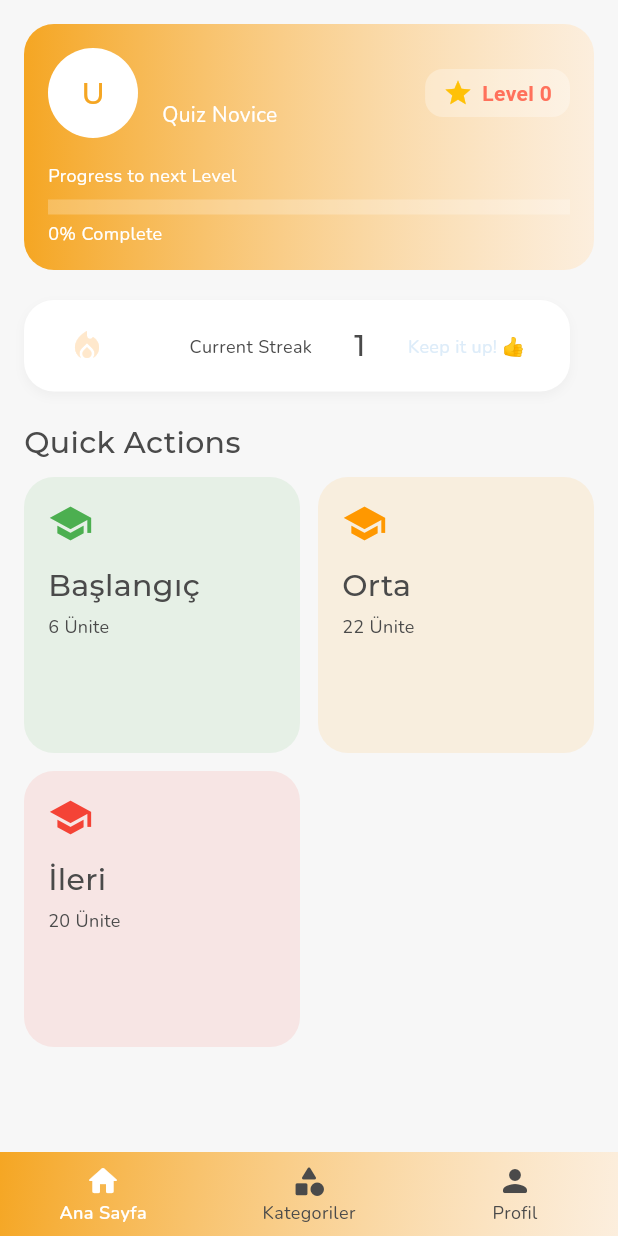
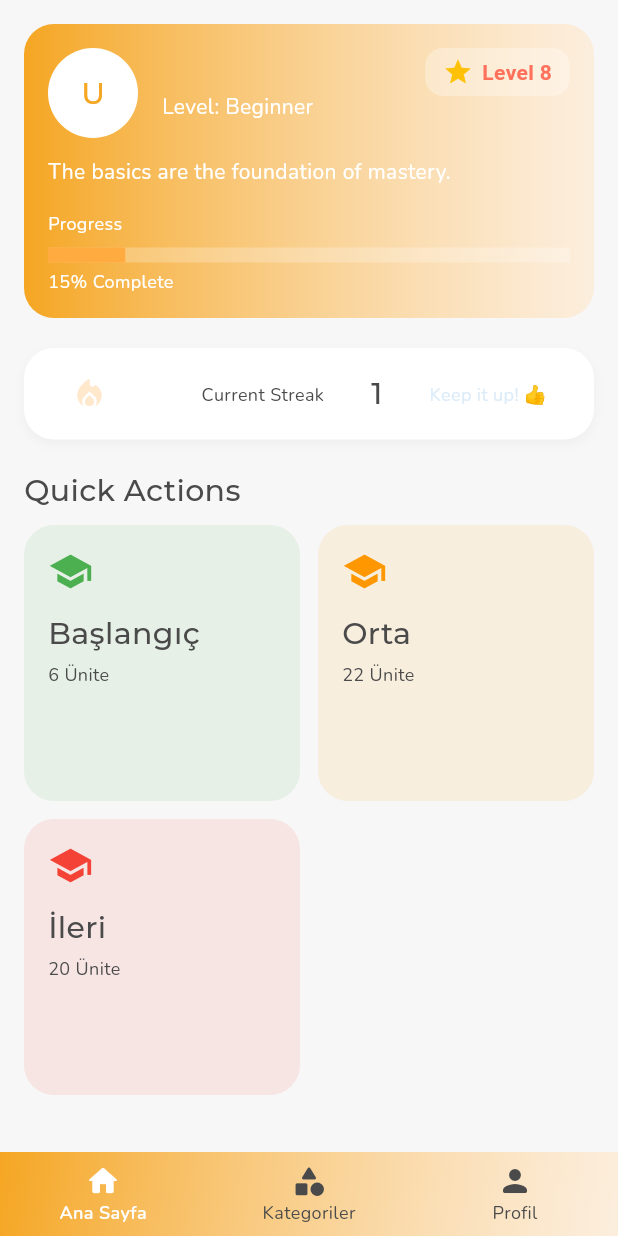
Before and after one commit to selinguz/prepWords, a Flutter app: the HomePage screen opened by its route, on a phone screen of 412 x 824 dp. Run offline on Flutter 3.47's test engine with Material 3 defaults, Android fonts, the phone set to English and light mode, and no system bars; our stand-ins replace auto_size_text, cloud_firestore, firebase_auth, firebase_core, shared_preferences; missing offline and left inert: flutter_flip_card; accounts and stored records are empty.

Commit message:
anasayfadaki progress ve level mantığı çalışıldı, hesaplamalar dahil edildi

```diff
--- /dev/null
+++ b/lib/data/level_data.dart
@@ -0,0 +1,66 @@
+class LevelData {
+  static const Map<String, Map<String, String>> levels = {
+    "Explorer": {
+      "range": "0-6",
+      "motto": "Every big journey starts with a single word."
+    },
+    "Beginner": {
+      "range": "7-12",
+      "motto": "The basics are the foundation of mastery."
+    },
+    "Learner": {
+      "range": "13-18",
+      "motto": "Step by step, you’re building strong skills."
+    },
+    "Adventurer": {
+      "range": "19-24",
+      "motto": "Your curiosity takes you further every day."
+    },
+    "Skilled": {
+      "range": "25-30",
+      "motto": "Practice turns knowledge into power."
+    },
+    "Advanced": {
+      "range": "31-36",
+      "motto": "You’ve come far — keep aiming higher."
+    },
+    "Expert": {
+      "range": "37-42",
+      "motto": "Your skills inspire others — you’re almost there."
+    },
+    "Master": {
+      "range": "43-48",
+      "motto": "You’ve reached the peak — now you lead the way."
+    },
+  };
+
+  /// Kullanıcının level numarasına göre level ismini döndürür
+  static String getLevelName(int level) {
+    for (var entry in levels.entries) {
+      final range = entry.value["range"] as String;
+      final parts = range.split("-");
+      final start = int.parse(parts[0]);
+      final end = int.parse(parts[1]);
+
+      if (level >= start && level <= end) {
+        return entry.key;
+      }
+    }
+    return "Unknown";
+  }
+
+  /// Kullanıcının level numarasına göre mottosunu döndürür
+  static String getLevelMotto(int level) {
+    for (var entry in levels.entries) {
+      final range = entry.value["range"] as String;
+      final parts = range.split("-");
+      final start = int.parse(parts[0]);
+      final end = int.parse(parts[1]);
+
+      if (level >= start && level <= end) {
+        return entry.value["motto"] as String;
+      }
+    }
+    return "";
+  }
+}
--- a/lib/pages/categories_content.dart
+++ b/lib/pages/categories_content.dart
@@ -88,11 +88,11 @@ class _CategoriesContentState extends State<CategoriesContent> {
           },
           child: Container(
             decoration: BoxDecoration(
-              color: primary,
+              color: getFrontColor(wordTypes[index]),
               borderRadius: BorderRadius.circular(15),
               boxShadow: [
                 BoxShadow(
-                  color: primary.withAlpha(2),
+                  color: getFrontColor(wordTypes[index]).withValues(alpha: 0.3),
                   blurRadius: 8,
                   offset: Offset(0, 4),
                 ),
--- a/lib/pages/home_page.dart
+++ b/lib/pages/home_page.dart
@@ -248,12 +248,13 @@ class _HomePageState extends State<HomePage> {
   }
 } */
 
+import 'package:auto_size_text/auto_size_text.dart';
 import 'package:flutter/material.dart';
+import 'package:flutter/services.dart';
 import 'package:prep_words/consts.dart';
 import 'package:firebase_auth/firebase_auth.dart';
+import 'package:prep_words/data/level_data.dart';
 import 'package:prep_words/pages/levels_page.dart';
-
-// 🔽 Kategoriler ve Profil sayfalarını ekliyoruz
 import 'package:prep_words/pages/categories_content.dart';
 import 'package:prep_words/pages/profile_content.dart';
 
@@ -335,12 +336,30 @@ class _HomePageState extends State<HomePage> {
   }
 
   Widget _buildBody() {
+    // 🔹 Toplam kelime sayısı
+    final int totalWords = 960;
+
+    // 🔹 Kullanıcının işaretlediği bilinen kelime sayısı
+    // Burayı veri tabanından veya state'ten alman gerekiyor
+    int knownWords = 142; // Örnek değer, dinamik olarak değiştirilecek
+
+    // 🔹 Progress yüzdesi
+    final double levelProgress = knownWords / totalWords;
+
+    // 🔹 Level hesaplama: her 20 kelime bir level artıyor
+    final int userLevel = (knownWords / 20).ceil().clamp(1, 48);
+
+    // 🔹 Level name ve motto
+    final levelName = LevelData.getLevelName(userLevel);
+    final motto = LevelData.getLevelMotto(userLevel);
+
     if (_selectedIndex == 0) {
       return SafeArea(
         child: Padding(
           padding: const EdgeInsets.all(16.0),
           child: ListView(
             children: [
+              // ------------------ Profil Kartı ------------------
               Container(
                 padding: EdgeInsets.all(16),
                 decoration: BoxDecoration(
@@ -353,7 +372,9 @@ class _HomePageState extends State<HomePage> {
                   crossAxisAlignment: CrossAxisAlignment.start,
                   children: [
                     Row(
+                      crossAxisAlignment: CrossAxisAlignment.start,
                       children: [
+                        // 🔹 Kullanıcı avatarı
                         CircleAvatar(
                           radius: 30,
                           backgroundColor: textWhiteColor,
@@ -365,23 +386,33 @@ class _HomePageState extends State<HomePage> {
                           ),
                         ),
                         SizedBox(width: 16),
-                        Column(
+
+                        // 🔹 Kullanıcı adı ve level bilgisi
+                        Expanded(
+                          child: Column(
                             crossAxisAlignment: CrossAxisAlignment.start,
                             children: [
-                            Text(_userName,
+                              Text(
+                                _userName,
                                 style: headingMedium.copyWith(
-                                    color: textWhiteColor)),
-                            Text('Quiz Novice',
+                                    color: textWhiteColor),
+                                overflow: TextOverflow.ellipsis,
+                              ),
+                              Text(
+                                "Level: $levelName",
                                 style:
-                                    bodyMedium.copyWith(color: textWhiteColor)),
+                                    bodyMedium.copyWith(color: textWhiteColor),
+                              ),
                             ],
                           ),
-                        Spacer(),
+                        ),
+
+                        // 🔹 Yıldızlı level container
                         Container(
-                            padding: EdgeInsets.symmetric(
-                                horizontal: 12, vertical: 6),
+                          padding:
+                              EdgeInsets.symmetric(horizontal: 12, vertical: 6),
                           decoration: BoxDecoration(
-                              color: textWhiteColor.withValues(alpha: 0.3),
+                            color: textWhiteColor.withOpacity(0.3),
                             borderRadius: BorderRadius.circular(12),
                           ),
                           child: Row(
@@ -389,7 +420,7 @@ class _HomePageState extends State<HomePage> {
                               Icon(Icons.star, color: Colors.amber, size: 20),
                               SizedBox(width: 6),
                               Text(
-                                  'Level $_userLevel',
+                                'Level $userLevel',
                                 style: TextStyle(
                                   color: warnOrange,
                                   fontSize: 14,
@@ -397,28 +428,42 @@ class _HomePageState extends State<HomePage> {
                                 ),
                               ),
                             ],
-                            )),
+                          ),
+                        ),
                       ],
                     ),
+
+                    SizedBox(height: 12),
+
+                    // 🔹 Motto: tüm satır gösterilsin, level name ile aynı hizada başlasın
+                    Text(
+                      motto,
+                      style: bodyMedium.copyWith(color: textWhiteColor),
+                      softWrap: true,
+                    ),
+
                     SizedBox(height: 16),
-                    Text('Progress to next Level',
+
+                    // 🔹 Progress bar
+                    Text('Progress',
                         style: bodySmall.copyWith(color: textWhiteColor)),
                     SizedBox(height: 8),
                     LinearProgressIndicator(
-                      value: _levelProgress, // 0.0 - 1.0
+                      value: levelProgress, // 0.0 - 1.0
                       backgroundColor: Colors.white24,
                       color: Colors.orangeAccent,
                       minHeight: 10,
                     ),
                     SizedBox(height: 4),
-                    Text('${(_levelProgress * 100).round()}% Complete',
+                    Text('${(levelProgress * 100).round()}% Complete',
                         style: bodySmall.copyWith(color: textWhiteColor)),
                   ],
                 ),
               ),
+
               SizedBox(height: 20),
 
-              // İstatistik Kartları
+              // ------------------ İstatistik Kartları ------------------
               Row(
                 children: [
                   Expanded(
@@ -448,40 +493,12 @@ class _HomePageState extends State<HomePage> {
                       ),
                     ),
                   ),
-                  SizedBox(width: 16),
-                  /* Expanded(
-                    child: Container(
-                      padding: EdgeInsets.all(16),
-                      decoration: BoxDecoration(
-                        color: textWhiteColor,
-                        borderRadius: BorderRadius.circular(20),
-                        boxShadow: [
-                          BoxShadow(
-                              color: Colors.grey.withOpacity(0.1),
-                              blurRadius: 5,
-                              offset: Offset(0, 3))
                 ],
               ),
-                      child: Column(
-                        crossAxisAlignment: CrossAxisAlignment.start,
-                        children: [
-                          Icon(Icons.question_answer, color: Colors.lightBlue),
-                          SizedBox(height: 8),
-                          Text('2', style: headingMedium),
-                          Text('Total Quizzes', style: bodySmall),
-                          Text('65.0% accuracy',
-                              style:
-                                  bodySmall.copyWith(color: Colors.lightBlue))
-                        ],
-                      ),
-                    ),
-                  ),
-                */
-                ],
-              ),
+
               SizedBox(height: 20),
 
-              // Quick Actions
+              // ------------------ Quick Actions ------------------
               Text('Quick Actions', style: headingMedium),
               SizedBox(height: 8),
               GridView.count(
@@ -522,25 +539,13 @@ class _HomePageState extends State<HomePage> {
                   }),
                 ],
               ),
-
-              SizedBox(height: 20),
-              //Recent Achievements Bölümü
-              /* Text('Recent Achievements', style: headingMedium),
-              Align(
-                alignment: Alignment.centerRight,
-                child: Text('View All',
-                    style: bodySmall.copyWith(
-                        color: primary, fontWeight: FontWeight.bold)),
-              ), */
             ],
           ),
         ),
       );
     } else if (_selectedIndex == 1) {
-      // ————— KATEGORİLER —————
       return CategoriesContent();
     } else {
-      // ————— PROFİL —————
       return ProfileContent();
     }
   }
@@ -568,30 +573,4 @@ class _HomePageState extends State<HomePage> {
       ),
     );
   }
-
-  Widget _quickActionCard(String title, String subtitle, IconData icon) {
-    return Container(
-      padding: EdgeInsets.all(16),
-      decoration: BoxDecoration(
-        color: textWhiteColor,
-        borderRadius: BorderRadius.circular(20),
-        boxShadow: [
-          BoxShadow(
-              color: Colors.grey.withValues(alpha: 0.1),
-              blurRadius: 5,
-              offset: Offset(0, 3))
-        ],
-      ),
-      child: Column(
-        crossAxisAlignment: CrossAxisAlignment.start,
-        children: [
-          Icon(icon, color: primary, size: 30),
-          SizedBox(height: 12),
-          Text(title, style: headingMedium),
-          SizedBox(height: 4),
-          Text(subtitle, style: bodySmall),
-        ],
-      ),
-    );
 }
-}
```
Also changed, not shown: lib/models/user_progress.dart (added). Lines whose indentation alone changed are shown as unchanged.
